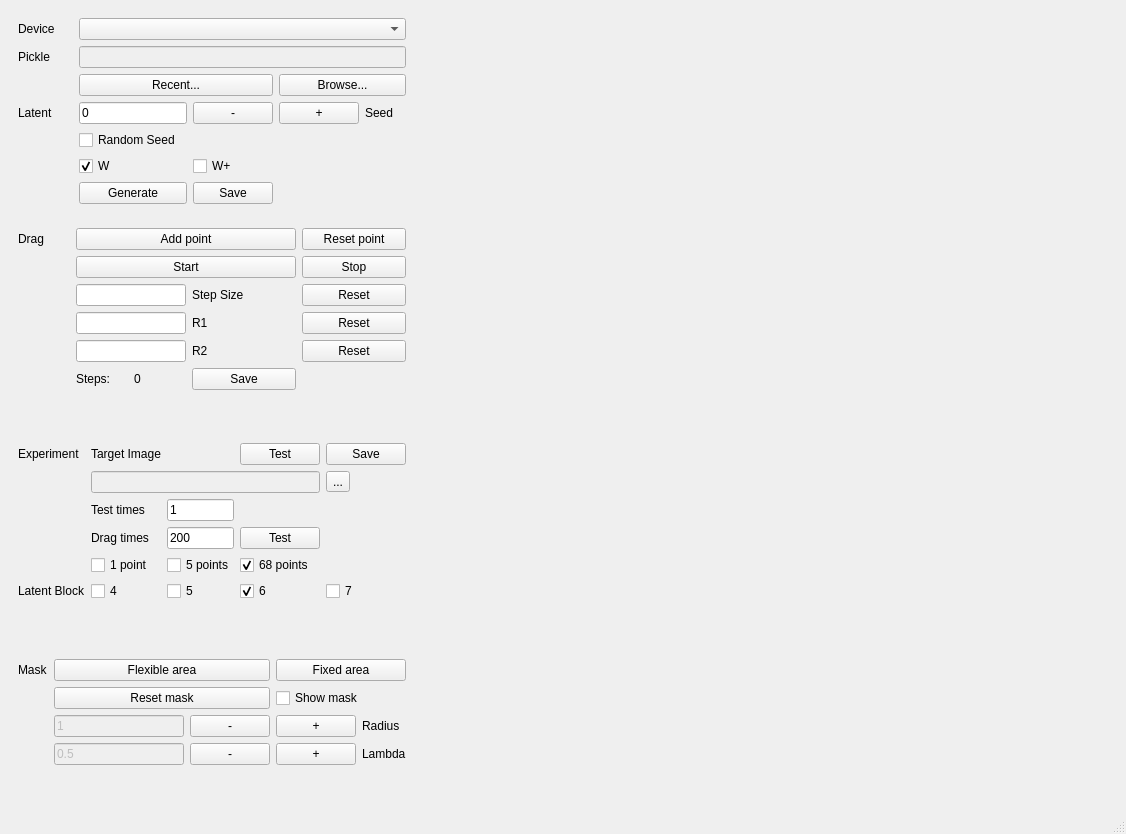
First picture: the form in ui/mainwindow.ui, repository Mech-Who/MyDragGAN, before the edit.
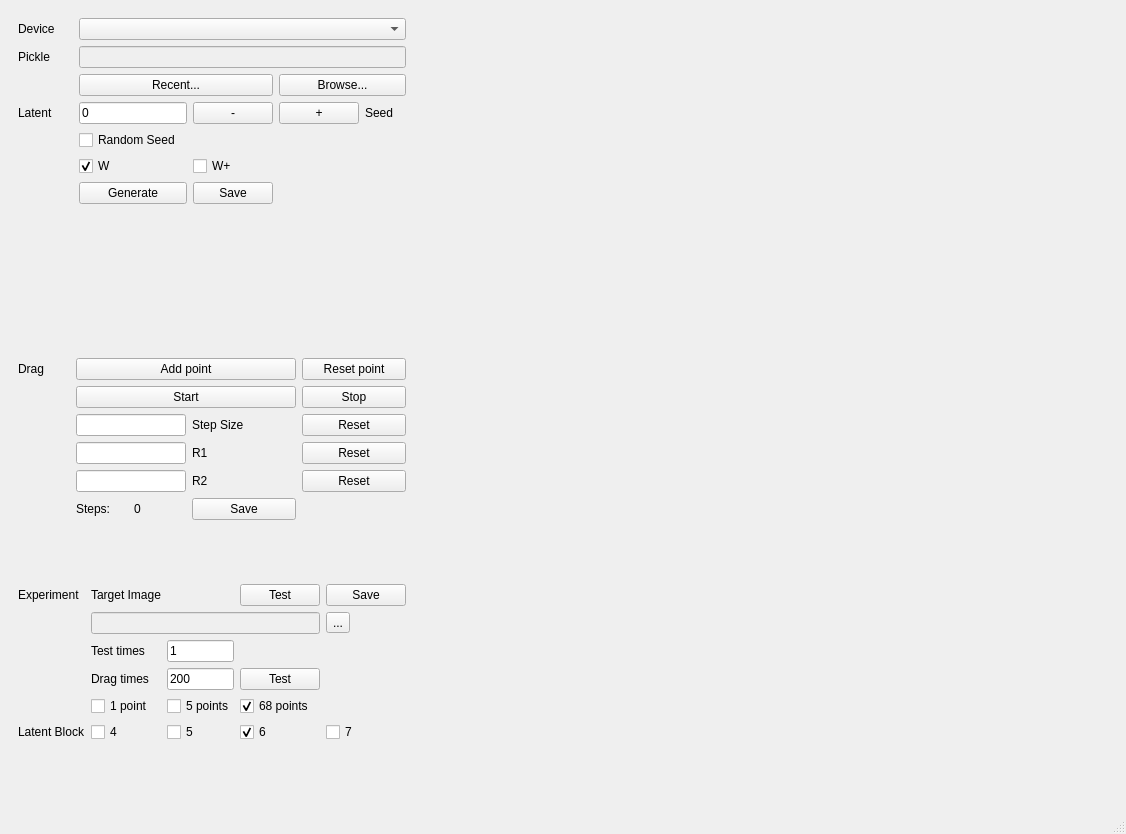
Second picture: the form after the edit. Custom widgets are drawn as their Qt base class.

Commit message: 删除Mask

Patch:
```diff
--- a/ui/mainwindow.ui
+++ b/ui/mainwindow.ui
@@ -396,122 +396,6 @@
       </layout>
      </widget>
     </item>
-    <item row="4" column="0">
-     <widget class="QWidget" name="mask" native="true">
-      <layout class="QGridLayout" name="gridLayout_4" columnstretch="0,0,0,0,0">
-       <item row="2" column="3">
-        <widget class="QPushButton" name="Plus4Radius_PushButton">
-         <property name="text">
-          <string>+</string>
-         </property>
-        </widget>
-       </item>
-       <item row="3" column="2">
-        <widget class="QPushButton" name="Minus4Lambda_PushButton">
-         <property name="text">
-          <string>-</string>
-         </property>
-        </widget>
-       </item>
-       <item row="4" column="2">
-        <spacer name="verticalSpacer_2">
-         <property name="orientation">
-          <enum>Qt::Vertical</enum>
-         </property>
-         <property name="sizeHint" stdset="0">
-          <size>
-           <width>20</width>
-           <height>40</height>
-          </size>
-         </property>
-        </spacer>
-       </item>
-       <item row="3" column="1">
-        <widget class="QLineEdit" name="Lambda_LineEdit">
-         <property name="enabled">
-          <bool>false</bool>
-         </property>
-         <property name="text">
-          <string>0.5</string>
-         </property>
-        </widget>
-       </item>
-       <item row="1" column="3" colspan="2">
-        <widget class="QCheckBox" name="ShowMask_CheckBox">
-         <property name="text">
-          <string>Show mask</string>
-         </property>
-        </widget>
-       </item>
-       <item row="1" column="1" colspan="2">
-        <widget class="QPushButton" name="ResetMask_PushButton">
-         <property name="text">
-          <string>Reset mask</string>
-         </property>
-        </widget>
-       </item>
-       <item row="0" column="0">
-        <widget class="QLabel" name="Mask_Label">
-         <property name="text">
-          <string>Mask</string>
-         </property>
-        </widget>
-       </item>
-       <item row="3" column="4">
-        <widget class="QLabel" name="Lambda_Label">
-         <property name="text">
-          <string>Lambda</string>
-         </property>
-        </widget>
-       </item>
-       <item row="2" column="4">
-        <widget class="QLabel" name="Radius_Label">
-         <property name="text">
-          <string>Radius</string>
-         </property>
-        </widget>
-       </item>
-       <item row="2" column="1">
-        <widget class="QLineEdit" name="Radius_LineEdit">
-         <property name="enabled">
-          <bool>false</bool>
-         </property>
-         <property name="text">
-          <string>1</string>
-         </property>
-        </widget>
-       </item>
-       <item row="0" column="1" colspan="2">
-        <widget class="QPushButton" name="FlexibleArea_PushButton">
-         <property name="text">
-          <string>Flexible area</string>
-         </property>
-        </widget>
-       </item>
-       <item row="2" column="2">
-        <widget class="QPushButton" name="Minus4Radius_PushButton">
-         <property name="text">
-          <string>-</string>
-         </property>
-        </widget>
-       </item>
-       <item row="3" column="3">
-        <widget class="QPushButton" name="Plus4Lambda_PushButton">
-         <property name="text">
-          <string>+</string>
-         </property>
-        </widget>
-       </item>
-       <item row="0" column="3" colspan="2">
-        <widget class="QPushButton" name="FixedArea_PushButton">
-         <property name="text">
-          <string>Fixed area</string>
-         </property>
-        </widget>
-       </item>
-      </layout>
-     </widget>
-    </item>
     <item row="0" column="1" rowspan="5">
      <widget class="ImageWidget" name="Image_Widget" native="true"/>
     </item>
```
Left out of the diff: 2 changed lines with no effect on the pictures. The commit also changes 1 other file.
